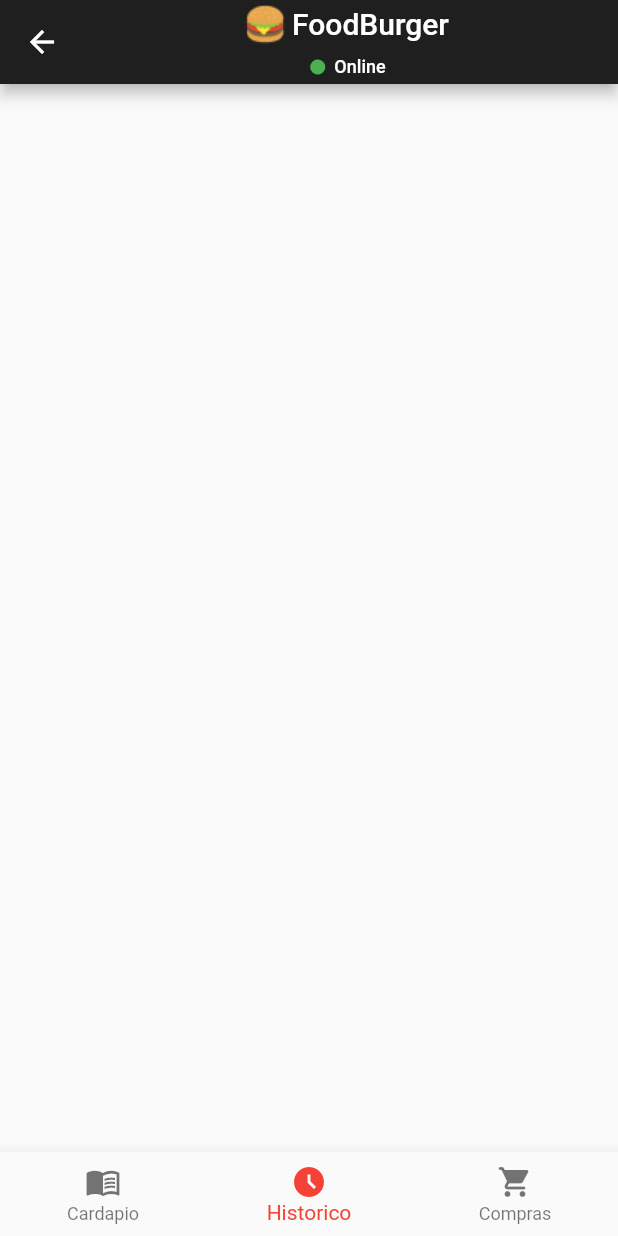
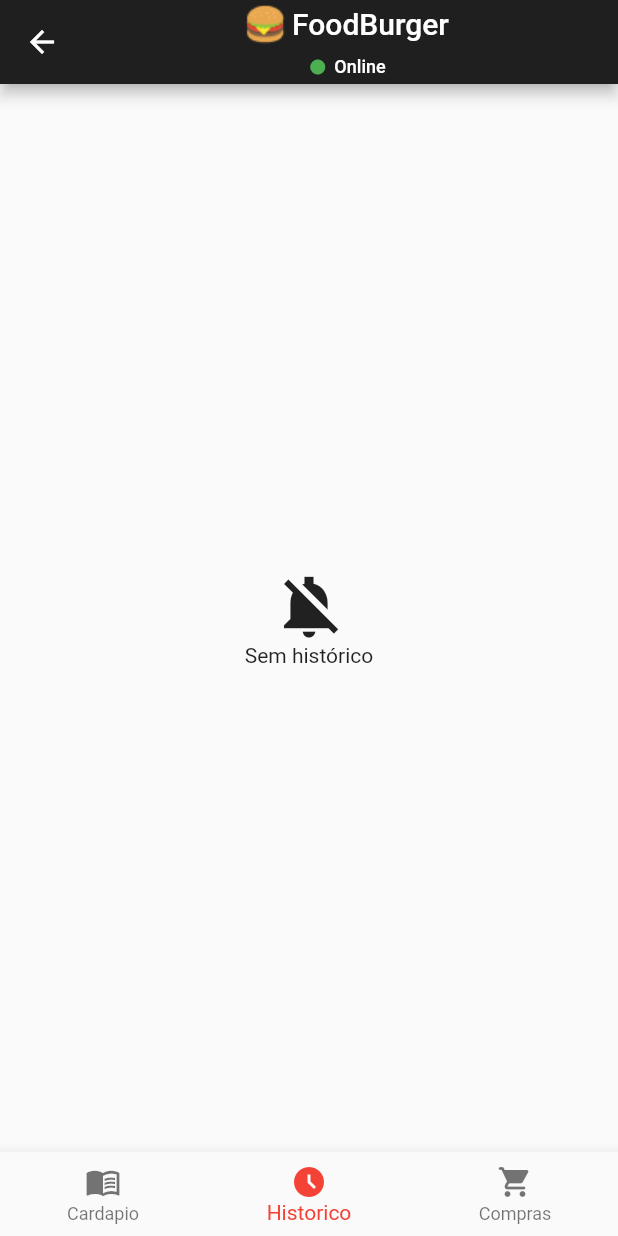
Before and after one commit to ArthurOlive/foodburger, a Flutter app: the HistoryPage screen opened by its route, on a phone screen of 412 x 824 dp. Run offline on Flutter 3.47's test engine with Material 2 defaults, Android fonts, the light colour scheme and no system bars; Roboto replaces fonts that are missing (Quicksand).

Commit message:
feat. Notificacao em historico

```diff
--- a/lib/screens/history_page.dart
+++ b/lib/screens/history_page.dart
@@ -14,7 +14,26 @@
         backgroundColor: Color.fromRGBO(31, 31, 31, 1),
         centerTitle: true,
       ),
-      body: Container(),
+      body: Container(
+        width: double.infinity,
+        child: Column(
+          mainAxisAlignment: MainAxisAlignment.center,
+          crossAxisAlignment: CrossAxisAlignment.center,
+          children: [
+            Container(
+              child: Column(
+                children: [
+                  Icon(
+                    Icons.notifications_off_sharp,
+                    size: 50,
+                  ),
+                  Text("Sem histórico"),
+                ],
+              ),
+            ),
+          ],
+        ),
+      ),
       bottomNavigationBar: BottomNavigatorMenu(
         option: 1,
       ),
```
